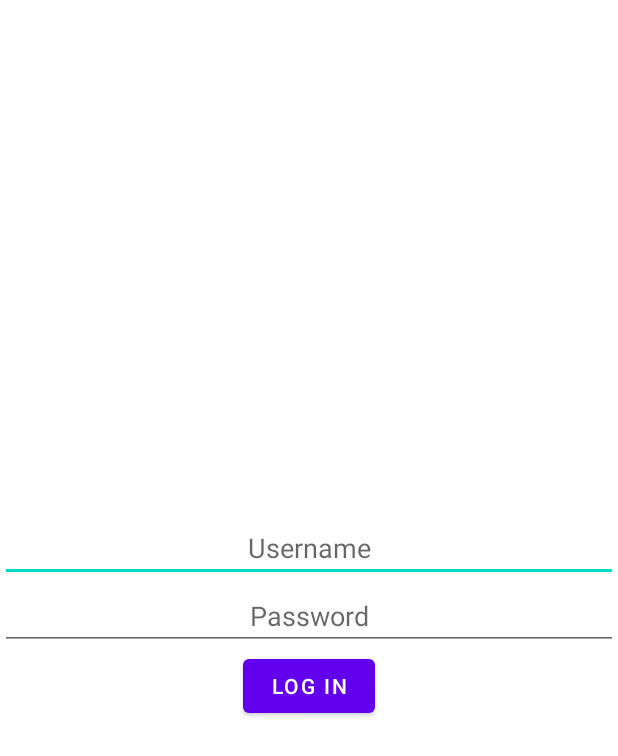
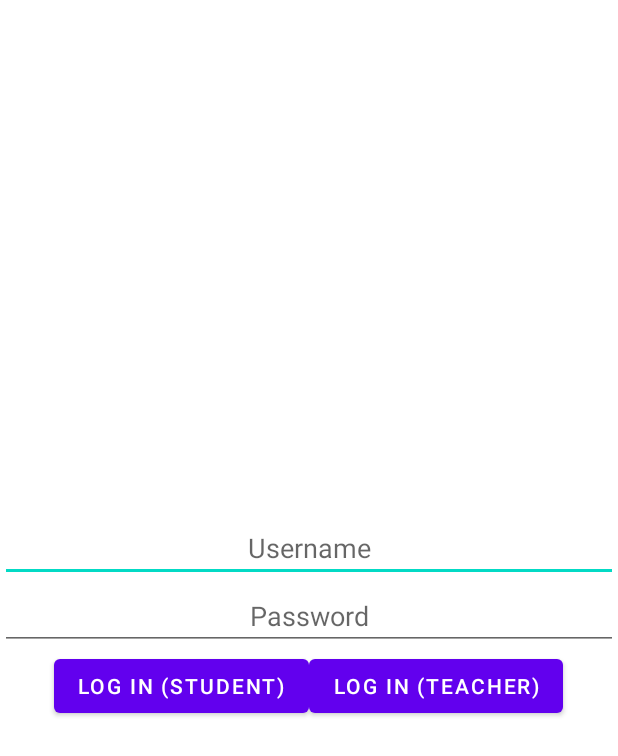
Before and after one commit to atheistd/countmein, an Android app: the layout activity_main.xml on its own in the app's theme, with its tools: preview values and no code run, on a phone screen of 412 x 824 dp. Shown: the top 756 px of the screen. Run offline under Robolectric (Android 15) with nearby library versions, the phone set to English and light mode, and no system bars.

Commit message:
added one more button to app/src/main/res/layout/activity_main.xml for a teacher to use

```diff
--- a/app/src/main/res/layout/activity_main.xml
+++ b/app/src/main/res/layout/activity_main.xml
@@ -27,12 +27,28 @@
             android:gravity="center"
             android:hint="Password" />
 
+
+        <LinearLayout
+            android:layout_width="match_parent"
+            android:layout_height="wrap_content"
+            android:gravity="center"
+            android:orientation="horizontal" >
+
             <Button
-                android:id="@+id/login_button"
+                android:id="@+id/student_login_button"
                 android:layout_width="wrap_content"
                 android:layout_height="wrap_content"
                 android:gravity="center"
-                android:text="Log In" />
+                android:text="Log In (Student)" />
+
+            <Button
+                android:id="@+id/teacher_login_button"
+                android:layout_width="wrap_content"
+                android:layout_height="wrap_content"
+                android:gravity="center"
+                android:text="Log In (Teacher)" />
+
+        </LinearLayout>
 
 
     </LinearLayout>
```
Lines whose indentation alone changed are shown as unchanged.
